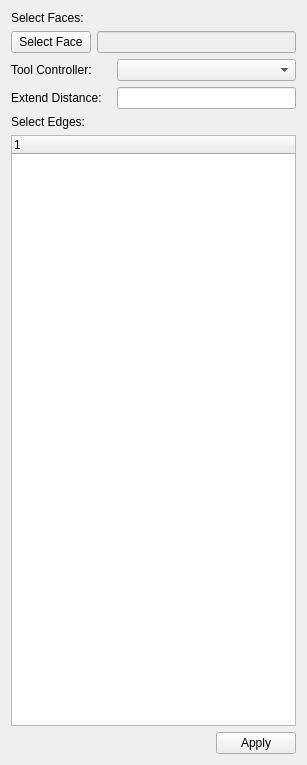
dubstar-04/PathHelperFace, file PathHelperFaceGui.ui: the form before one commit.
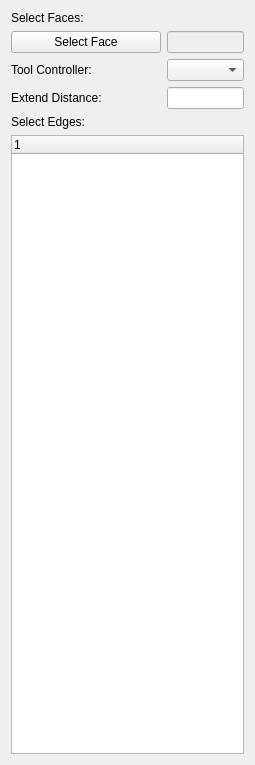
The form after the commit.

Commit message: Use FreeCAD Panel Apply Button

What changed in the file:
```diff
--- a/PathHelperFaceGui.ui
+++ b/PathHelperFaceGui.ui
@@ -6,7 +6,7 @@
    <rect>
     <x>0</x>
     <y>0</y>
-    <width>307</width>
+    <width>255</width>
     <height>765</height>
    </rect>
   </property>
@@ -34,6 +34,12 @@
     <layout class="QHBoxLayout" name="horizontalLayout_5">
      <item>
       <widget class="QPushButton" name="addFace_PB">
+       <property name="minimumSize">
+        <size>
+         <width>150</width>
+         <height>0</height>
+        </size>
+       </property>
        <property name="text">
         <string>Select Face</string>
        </property>
@@ -54,7 +60,7 @@
       <widget class="QLabel" name="label_5">
        <property name="minimumSize">
         <size>
-         <width>100</width>
+         <width>150</width>
          <height>0</height>
         </size>
        </property>
@@ -80,7 +86,7 @@
       <widget class="QLabel" name="label">
        <property name="minimumSize">
         <size>
-         <width>100</width>
+         <width>150</width>
          <height>0</height>
         </size>
        </property>
@@ -96,7 +102,14 @@
       </widget>
      </item>
      <item>
-      <widget class="QLineEdit" name="extendDist_LE"/>
+      <widget class="QLineEdit" name="extendDist_LE">
+       <property name="maximumSize">
+        <size>
+         <width>16777215</width>
+         <height>16777215</height>
+        </size>
+       </property>
+      </widget>
      </item>
     </layout>
    </item>
@@ -125,30 +138,6 @@
      </column>
     </widget>
    </item>
-   <item row="6" column="0">
-    <layout class="QHBoxLayout" name="horizontalLayout_3">
-     <item>
-      <spacer name="horizontalSpacer">
-       <property name="orientation">
-        <enum>Qt::Horizontal</enum>
-       </property>
-       <property name="sizeHint" stdset="0">
-        <size>
-         <width>40</width>
-         <height>20</height>
-        </size>
-       </property>
-      </spacer>
-     </item>
-     <item>
-      <widget class="QPushButton" name="apply_PB">
-       <property name="text">
-        <string>Apply</string>
-       </property>
-      </widget>
-     </item>
-    </layout>
-   </item>
   </layout>
  </widget>
  <resources/>
```
The commit also changes 1 other file.
